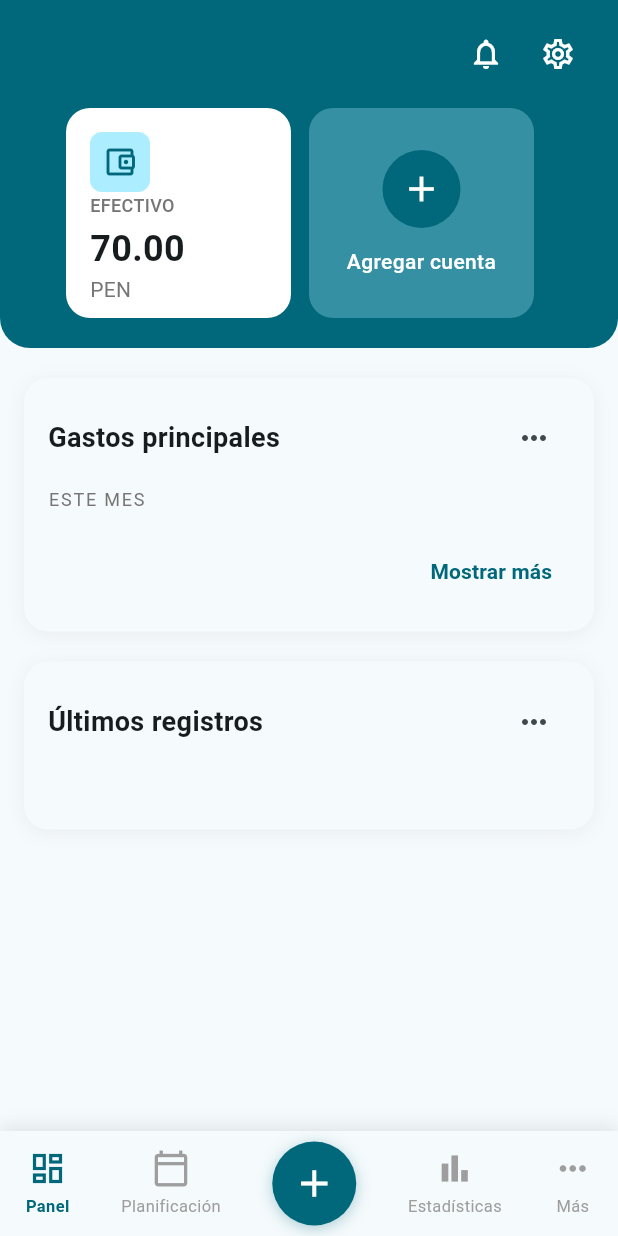
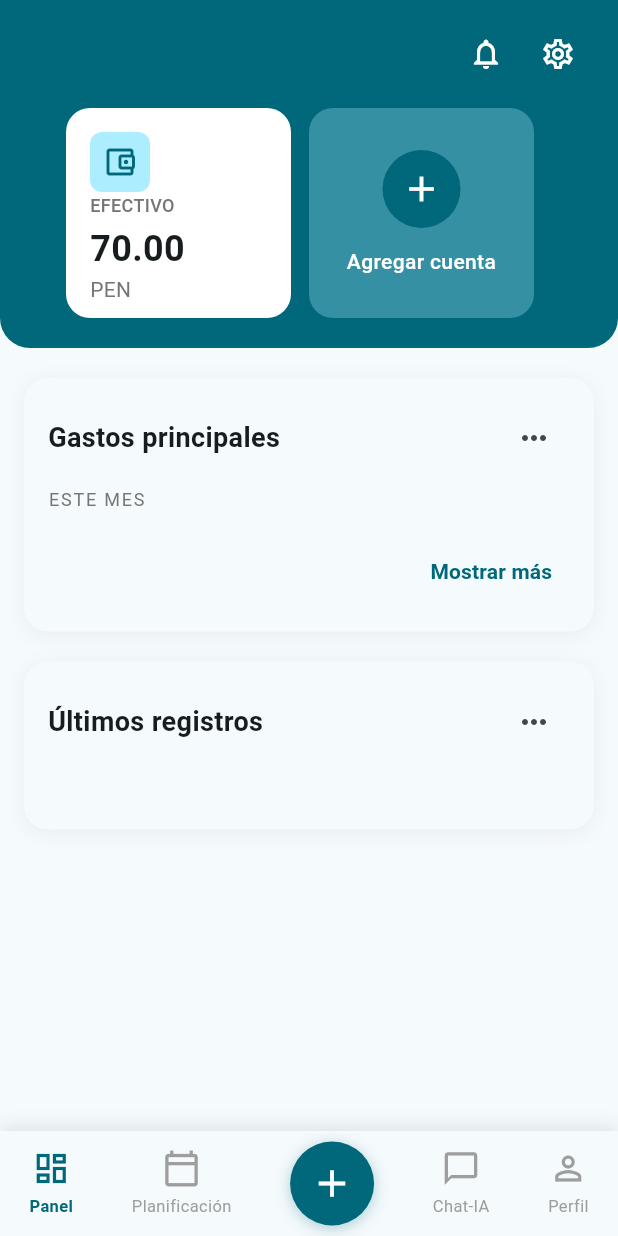
Before and after one commit to Raijam13/Proyecto_progra_movil, a Flutter app: the screen it shows after launch, on a phone screen of 412 x 824 dp. Run offline on Flutter 3.47's test engine with Material 3 defaults, Android fonts, the light colour scheme and no system bars; our stand-ins replace get, google_fonts.

Commit message:
NavBar corregida

```diff
--- a/aprende_wallet_app/lib/components/navBar.dart
+++ b/aprende_wallet_app/lib/components/navBar.dart
@@ -44,14 +44,14 @@ class CustomBottomNavBar extends StatelessWidget {
           _buildCentralButton(context),
           _buildNavItem(
             context,
-            icon: Icons.bar_chart_outlined,
-            label: 'Estadísticas',
+            icon: Icons.chat_bubble_outline,
+            label: 'Chat-IA',
             index: 3,
           ),
           _buildNavItem(
             context,
-            icon: Icons.more_horiz,
-            label: 'Más',
+            icon: Icons.person_outline,
+            label: 'Perfil',
             index: 4,
           ),
         ],
```
